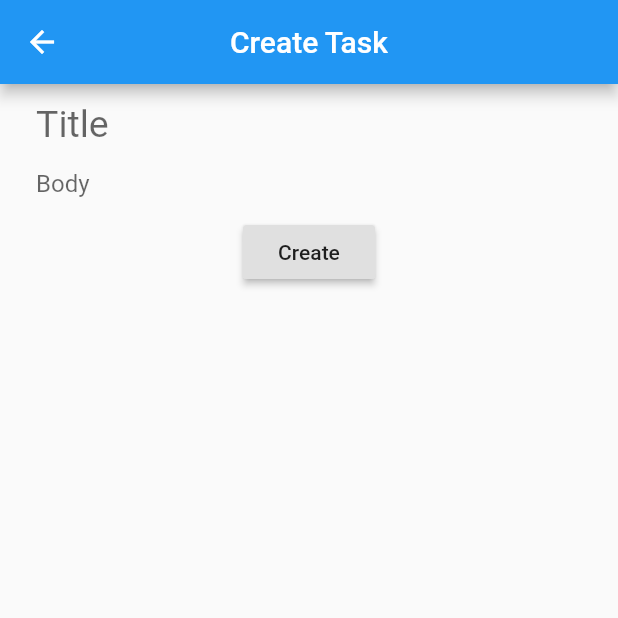
After one commit to anarghya-das/YourBoard, a Flutter app: the CreateTask screen opened directly, on a phone screen of 412 x 824 dp, the top half of it. The commit adds this screen. Run offline on Flutter 3.47's test engine with Material 2 defaults, Android fonts, the phone set to English and light mode, and no system bars; our stand-ins replace flutter_local_notifications; network calls fail.

Commit message:
:sparkles: UI working

```diff
--- /dev/null
+++ b/lib/CreateTask.dart
@@ -0,0 +1,120 @@
+import 'package:flutter/material.dart';
+import 'package:http/http.dart';
+
+const String API_URL = "http://10.0.2.2:8000/api/list/";
+
+class CreateTask extends StatefulWidget {
+  final String heading, body;
+
+  CreateTask(this.heading, this.body);
+
+  @override
+  _CreateTaskState createState() => _CreateTaskState(heading, body);
+}
+
+class _CreateTaskState extends State<CreateTask> {
+  final String heading, body;
+
+  _CreateTaskState(this.heading, this.body);
+
+  @override
+  Widget build(BuildContext context) {
+    return Scaffold(
+        appBar: AppBar(
+          centerTitle: true,
+          title: heading.isEmpty ? Text("Create Task") : Text("Update Task"),
+        ),
+        body: Form(heading, body));
+  }
+}
+
+class Form extends StatefulWidget {
+  final String heading, body;
+
+  Form(this.heading, this.body);
+
+  @override
+  _FormState createState() => _FormState(heading, body);
+}
+
+class _FormState extends State<Form> {
+  String heading, body;
+  TextEditingController _headingController;
+  TextEditingController _bodyController;
+
+  _FormState(this.heading, this.body);
+
+  @override
+  void initState() {
+    super.initState();
+    _headingController = TextEditingController(text: heading);
+    _bodyController = TextEditingController(text: body);
+  }
+
+  @override
+  Widget build(BuildContext context) {
+    return Column(
+      children: <Widget>[
+        ListTile(
+          title: Padding(
+            padding: const EdgeInsets.all(8.0),
+            child: TextFormField(
+              controller: _headingController,
+              style: TextStyle(fontSize: 25),
+              decoration: InputDecoration.collapsed(
+                  border: InputBorder.none,
+                  hintText: "Title",
+                  hintStyle: TextStyle(fontSize: 25)),
+            ),
+          ),
+          subtitle: Padding(
+            padding: const EdgeInsets.all(8.0),
+            child: TextFormField(
+              controller: _bodyController,
+              decoration: InputDecoration.collapsed(
+                  border: InputBorder.none, hintText: "Body"),
+              maxLines: null,
+            ),
+          ),
+        ),
+        RaisedButton(
+          onPressed: () {
+            FocusScope.of(context).requestFocus(new FocusNode());
+            var msg = Map<String, String>();
+            String _title = _headingController.text;
+            String _content = _bodyController.text;
+            if (_title.isEmpty && _content.isEmpty) {
+              Scaffold.of(context).showSnackBar(SnackBar(
+                content: Text("Both Fields cannot be empty"),
+                action: SnackBarAction(
+                  label: "Undo",
+                  onPressed: () {},
+                ),
+              ));
+            } else {
+              msg['title'] = _title;
+              msg['content'] = _content;
+              post(
+                API_URL,
+                body: msg,
+              ).then((Response response) {
+                final int statusCode = response.statusCode;
+                if (statusCode < 200 || statusCode > 400) {
+                  Scaffold.of(context).showSnackBar(SnackBar(
+                    content: Text("Server Error! :("),
+                  ));
+                } else {
+                  Scaffold.of(context).showSnackBar(SnackBar(
+                    content: Text("Created!"),
+                  ));
+                  Navigator.pop(context);
+                }
+              });
+            }
+          },
+          child: heading.isEmpty ? Text("Create") : Text("Update"),
+        )
+      ],
+    );
+  }
+}
```
Also changed, not shown: lib/ListRoot.dart (+64 -43 lines), lib/main.dart (+0 -16 lines).
